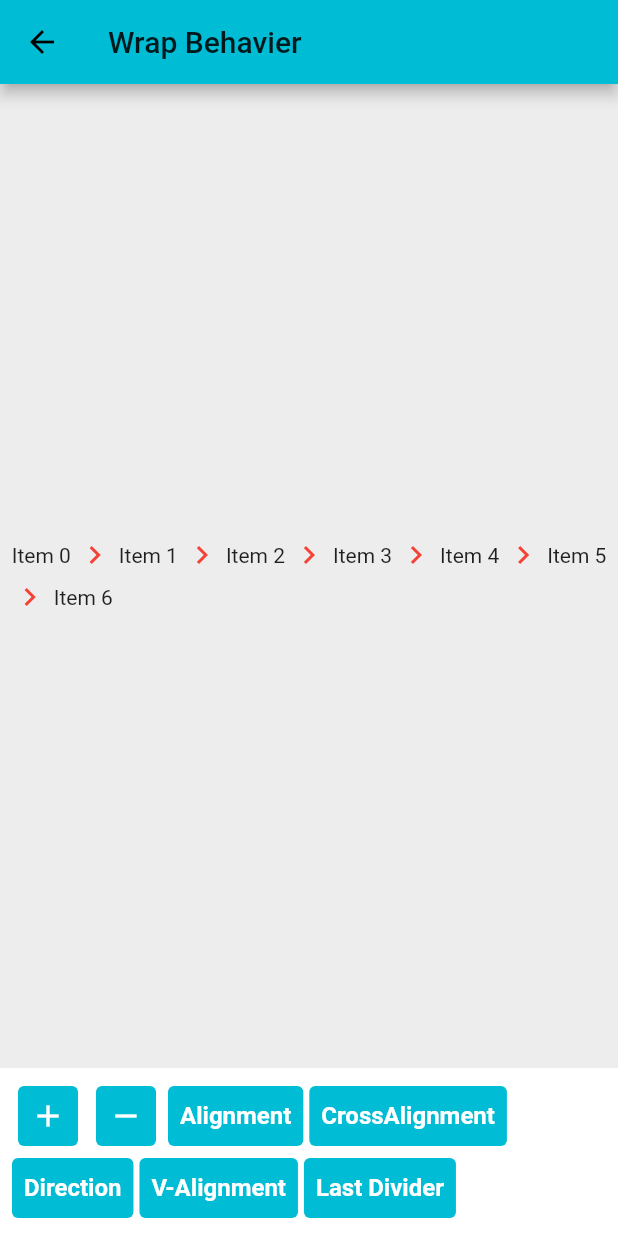
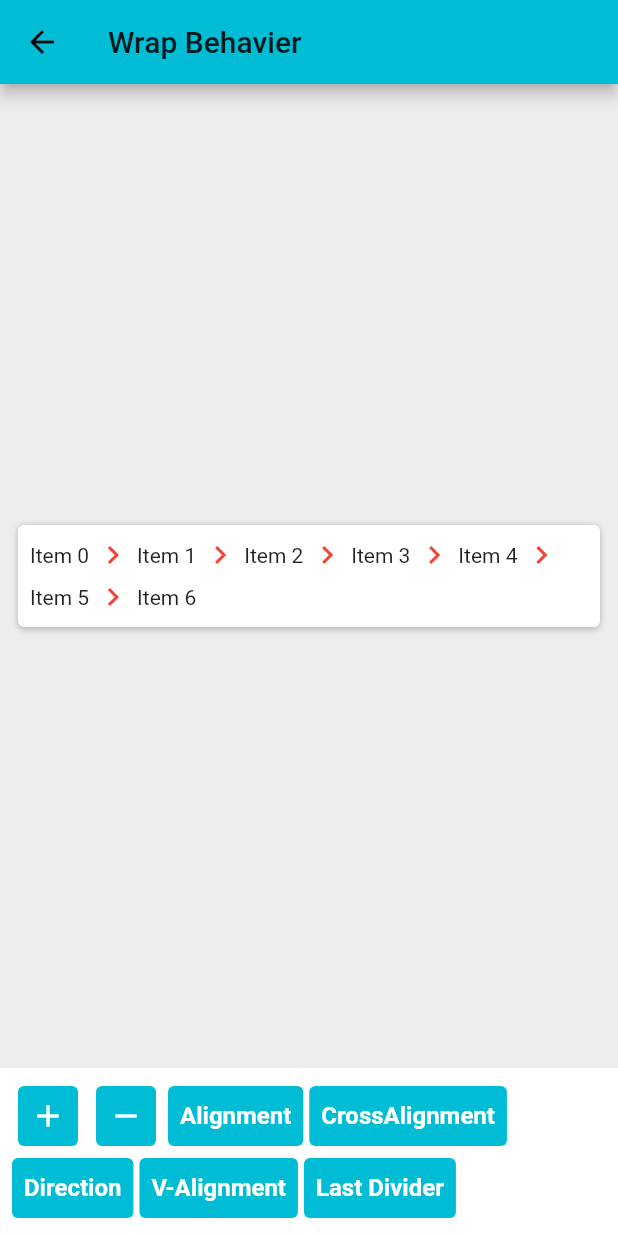
Before and after one commit to payam-zahedi/flutter_breadcrumb, a Flutter app: the WrapBehavior screen opened directly, on a phone screen of 412 x 824 dp. Run offline on Flutter 3.47's test engine with Material 2 defaults, Android fonts, the phone set to English and light mode, and no system bars.

Commit message:
WrapBehavior screen updated in example

```diff
--- a/example/lib/screen/wrap_behavior.dart
+++ b/example/lib/screen/wrap_behavior.dart
@@ -29,8 +29,19 @@ class _WrapBehaviorState extends State<WrapBehavior> {
       appBar: AppBar(
         title: Text(ExampleStrings.wrapBehavior),
       ),
-      body: Container(
-        alignment: Alignment.center,
+      body: Center(
+        child: Container(
+          margin: EdgeInsets.all(12),
+
+          width: double.infinity,
+          decoration: BoxDecoration(
+              borderRadius: BorderRadius.circular(4),
+              color: Colors.white,
+              boxShadow: [
+                BoxShadow(
+                    offset: Offset(0, 1), blurRadius: 3, color: Colors.black26)
+              ]),
+          padding: EdgeInsets.all(8),
           child: BreadCrumb.builder(
             itemCount: _itemCount,
             builder: (index) {
@@ -48,6 +59,7 @@ class _WrapBehaviorState extends State<WrapBehavior> {
               runSpacing: _runSpacing,
               spacing: _spacing,
               keepLastDivider: _lastDivider,
+            ),
           ),
         ),
       ),
```
Lines whose indentation alone changed are shown as unchanged.
